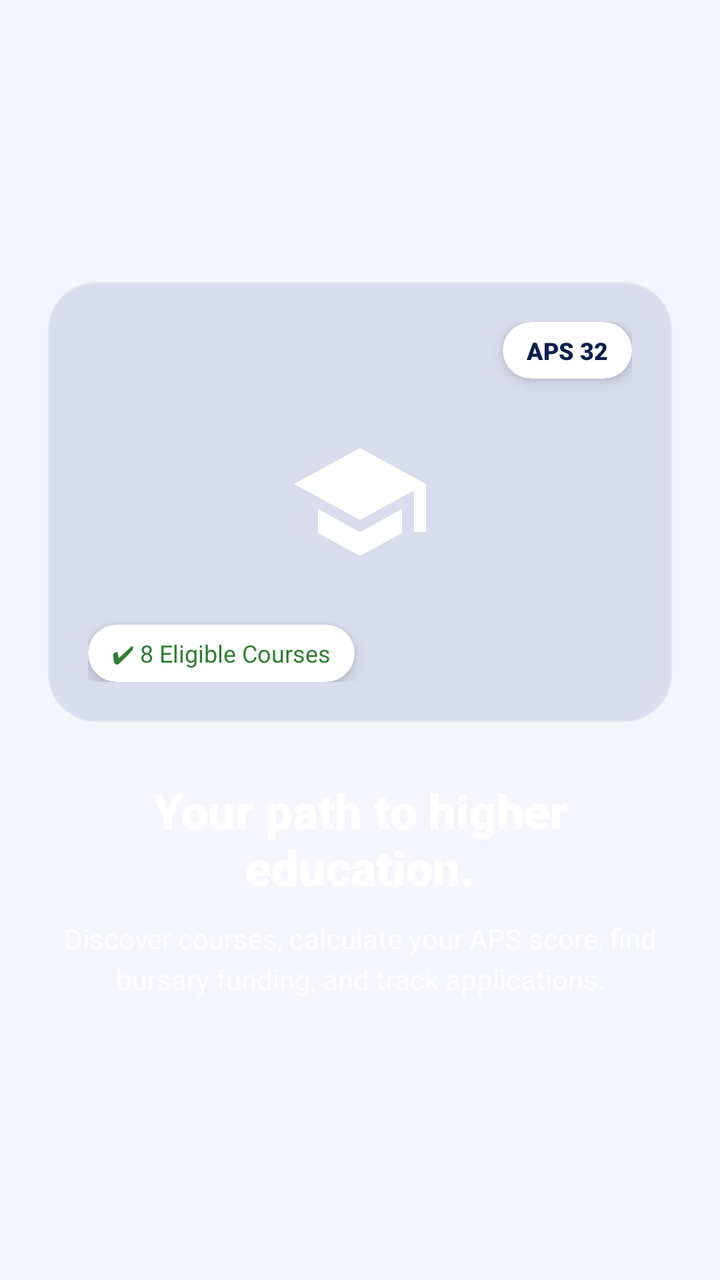
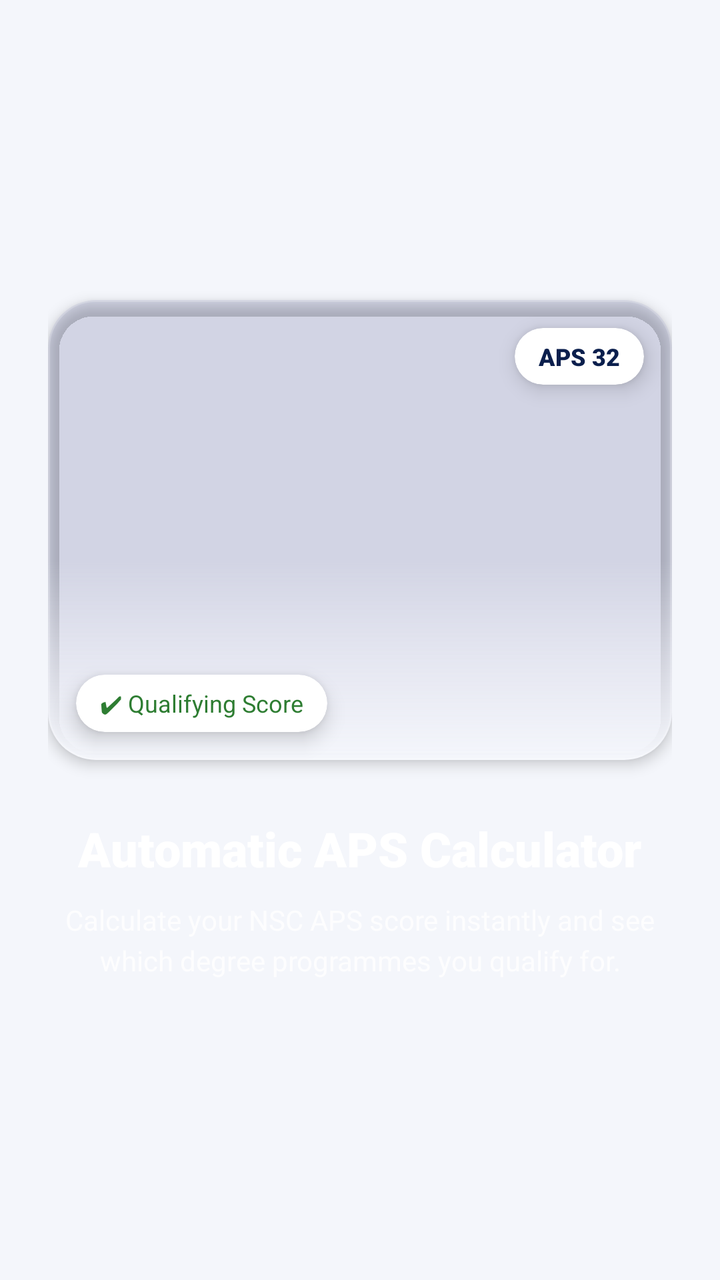

Compare the two renders of this Android layout. The source of the first and the diff that turns it into the second are given below.
<!-- AndroidManifest.xml: application theme Theme.UniPathSA -->
<!-- res/layout/item_intro_page.xml -->
<?xml version="1.0" encoding="utf-8"?>
<LinearLayout xmlns:android="http://schemas.android.com/apk/res/android"
    xmlns:app="http://schemas.android.com/apk/res-auto"
    xmlns:tools="http://schemas.android.com/tools"
    android:layout_width="match_parent"
    android:layout_height="match_parent"
    android:gravity="center"
    android:orientation="vertical"
    android:padding="24dp">

    
    <com.google.android.material.card.MaterialCardView
        android:layout_width="match_parent"
        android:layout_height="220dp"
        app:cardBackgroundColor="#1F1A237E"
        app:cardCornerRadius="24dp"
        app:cardElevation="0dp"
        app:strokeColor="#33FFFFFF"
        app:strokeWidth="1dp">

        <RelativeLayout
            android:layout_width="match_parent"
            android:layout_height="match_parent"
            android:padding="20dp">

            <ImageView
                android:id="@+id/ivIntroIllustration"
                android:layout_width="72dp"
                android:layout_height="72dp"
                android:layout_centerInParent="true"
                android:src="@drawable/app_logo"
                app:tint="@color/white"
                tools:ignore="ContentDescription" />

            
            <com.google.android.material.card.MaterialCardView
                android:id="@+id/cvIntroTopBadge"
                android:layout_width="wrap_content"
                android:layout_height="wrap_content"
                android:layout_alignParentEnd="true"
                android:layout_alignParentTop="true"
                app:cardBackgroundColor="@color/white"
                app:cardCornerRadius="16dp"
                app:cardElevation="4dp">
                <TextView
                    android:id="@+id/tvIntroTopBadgeText"
                    android:layout_width="wrap_content"
                    android:layout_height="wrap_content"
                    android:paddingHorizontal="12dp"
                    android:paddingVertical="6dp"
                    android:fontFamily="sans-serif-black"
                    android:text="APS 32"
                    android:textColor="@color/navy_dark"
                    android:textSize="12sp" />
            </com.google.android.material.card.MaterialCardView>

            
            <com.google.android.material.card.MaterialCardView
                android:id="@+id/cvIntroBottomBadge"
                android:layout_width="wrap_content"
                android:layout_height="wrap_content"
                android:layout_alignParentBottom="true"
                android:layout_alignParentStart="true"
                app:cardBackgroundColor="@color/white"
                app:cardCornerRadius="16dp"
                app:cardElevation="4dp">
                <TextView
                    android:id="@+id/tvIntroBottomBadgeText"
                    android:layout_width="wrap_content"
                    android:layout_height="wrap_content"
                    android:paddingHorizontal="12dp"
                    android:paddingVertical="6dp"
                    android:fontFamily="sans-serif-bold"
                    android:text="✔ 8 Eligible Courses"
                    android:textColor="@color/success"
                    android:textSize="12sp" />
            </com.google.android.material.card.MaterialCardView>

        </RelativeLayout>
    </com.google.android.material.card.MaterialCardView>

    
    <TextView
        android:id="@+id/tvIntroTitle"
        android:layout_width="wrap_content"
        android:layout_height="wrap_content"
        android:layout_marginTop="28dp"
        android:fontFamily="sans-serif-black"
        android:gravity="center"
        android:text="Your path to higher education."
        android:textColor="@color/white"
        android:textSize="24sp" />

    
    <TextView
        android:id="@+id/tvIntroSubtitle"
        android:layout_width="wrap_content"
        android:layout_height="wrap_content"
        android:layout_marginTop="10dp"
        android:fontFamily="sans-serif"
        android:gravity="center"
        android:lineSpacingExtra="4dp"
        android:text="Discover courses, calculate your APS score, find bursary funding, and track applications."
        android:textColor="#CCFFFFFF"
        android:textSize="14sp" />

</LinearLayout>
<!-- resources referenced by this layout -->
<resources>
  <color name="navy_dark">#0B1F4D</color>
  <color name="success">#2E7D32</color>
  <color name="white">#FFFFFFFF</color>
  <!-- drawable app_logo (drawable) -->
  <?xml version="1.0" encoding="utf-8"?>
  <vector xmlns:android="http://schemas.android.com/apk/res/android"
      android:width="48dp"
      android:height="48dp"
      android:viewportWidth="24"
      android:viewportHeight="24">
      <path
          android:fillColor="#1A237E"
          android:pathData="M12,3L1,9L12,15L21,10.09V17H23V9M5,13.18V17.18L12,21L19,17.18V13.18L12,17L5,13.18Z" />
  </vector>
  <style name="Theme.UniPathSA" parent="Theme.MaterialComponents.Light.NoActionBar">
          
          <item name="colorPrimary">@color/primary</item>
          <item name="colorPrimaryVariant">@color/navy_dark</item>
          <item name="colorOnPrimary">@color/on_primary</item>
          
          <item name="colorSecondary">@color/secondary</item>
          <item name="colorSecondaryVariant">@color/secondary_dark</item>
          <item name="colorOnSecondary">@color/on_secondary</item>
          
          <item name="android:statusBarColor">@color/navy_dark</item>
  
          
          <item name="android:windowBackground">@color/background</item>
  
          
          <item name="android:textColorPrimary">@color/text_primary</item>
          <item name="android:textColorSecondary">@color/text_secondary</item>
      </style>
  <color name="primary">#1A237E</color>
  <color name="on_primary">#FFFFFF</color>
  <color name="secondary">#3949AB</color>
  <color name="secondary_dark">#00227B</color>
  <color name="on_secondary">#FFFFFF</color>
  <color name="background">#F4F6FB</color>
  <color name="text_primary">#1C1B1F</color>
  <color name="text_secondary">#49454F</color>
</resources>

<!-- the commit's change to res/layout/item_intro_page.xml (unified diff, before → after) -->
@@ -11,26 +11,31 @@
     
     <com.google.android.material.card.MaterialCardView
         android:layout_width="match_parent"
-        android:layout_height="220dp"
+        android:layout_height="230dp"
         app:cardBackgroundColor="#1F1A237E"
         app:cardCornerRadius="24dp"
-        app:cardElevation="0dp"
+        app:cardElevation="4dp"
         app:strokeColor="#33FFFFFF"
         app:strokeWidth="1dp">
 
         <RelativeLayout
             android:layout_width="match_parent"
-            android:layout_height="match_parent"
-            android:padding="20dp">
+            android:layout_height="match_parent">
 
+            
             <ImageView
-                android:id="@+id/ivIntroIllustration"
-                android:layout_width="72dp"
-                android:layout_height="72dp"
-                android:layout_centerInParent="true"
-                android:src="@drawable/app_logo"
-                app:tint="@color/white"
+                android:id="@+id/ivIntroPhoto"
+                android:layout_width="match_parent"
+                android:layout_height="match_parent"
+                android:scaleType="centerCrop"
                 tools:ignore="ContentDescription" />
+
+            
+            <View
+                android:layout_width="match_parent"
+                android:layout_height="100dp"
+                android:layout_alignParentBottom="true"
+                android:background="@drawable/hero_bottom_gradient" />
 
             
             <com.google.android.material.card.MaterialCardView
@@ -39,9 +44,11 @@
                 android:layout_height="wrap_content"
                 android:layout_alignParentEnd="true"
                 android:layout_alignParentTop="true"
+                android:layout_margin="14dp"
                 app:cardBackgroundColor="@color/white"
                 app:cardCornerRadius="16dp"
-                app:cardElevation="4dp">
+                app:cardElevation="6dp">
+
                 <TextView
                     android:id="@+id/tvIntroTopBadgeText"
                     android:layout_width="wrap_content"
@@ -61,9 +68,11 @@
                 android:layout_height="wrap_content"
                 android:layout_alignParentBottom="true"
                 android:layout_alignParentStart="true"
+                android:layout_margin="14dp"
                 app:cardBackgroundColor="@color/white"
                 app:cardCornerRadius="16dp"
-                app:cardElevation="4dp">
+                app:cardElevation="6dp">
+
                 <TextView
                     android:id="@+id/tvIntroBottomBadgeText"
                     android:layout_width="wrap_content"
@@ -71,8 +80,8 @@
                     android:paddingHorizontal="12dp"
                     android:paddingVertical="6dp"
                     android:fontFamily="sans-serif-bold"
-                    android:text="✔ 8 Eligible Courses"
-                    android:textColor="@color/success"
+                    android:text="✔ Qualifying Score"
+                    android:textColor="@color/status_accepted_fg"
                     android:textSize="12sp" />
             </com.google.android.material.card.MaterialCardView>
 
@@ -87,7 +96,7 @@
         android:layout_marginTop="28dp"
         android:fontFamily="sans-serif-black"
         android:gravity="center"
-        android:text="Your path to higher education."
+        android:text="Automatic APS Calculator"
         android:textColor="@color/white"
         android:textSize="24sp" />
 
@@ -100,7 +109,7 @@
         android:fontFamily="sans-serif"
         android:gravity="center"
         android:lineSpacingExtra="4dp"
-        android:text="Discover courses, calculate your APS score, find bursary funding, and track applications."
+        android:text="Calculate your NSC APS score instantly and see which degree programmes you qualify for."
         android:textColor="#CCFFFFFF"
         android:textSize="14sp" />
 
<!-- resource entries referenced after the edit -->
@@ -1,19 +1,18 @@
 <!-- resources referenced by this layout -->
 <resources>
   <color name="navy_dark">#0B1F4D</color>
-  <color name="success">#2E7D32</color>
+  <color name="status_accepted_fg">#2E7D32</color>
   <color name="white">#FFFFFFFF</color>
-  <!-- drawable app_logo (drawable) -->
+  <!-- drawable hero_bottom_gradient (drawable) -->
   <?xml version="1.0" encoding="utf-8"?>
-  <vector xmlns:android="http://schemas.android.com/apk/res/android"
-      android:width="48dp"
-      android:height="48dp"
-      android:viewportWidth="24"
-      android:viewportHeight="24">
-      <path
-          android:fillColor="#1A237E"
-          android:pathData="M12,3L1,9L12,15L21,10.09V17H23V9M5,13.18V17.18L12,21L19,17.18V13.18L12,17L5,13.18Z" />
-  </vector>
+  <shape xmlns:android="http://schemas.android.com/apk/res/android"
+      android:shape="rectangle">
+      <gradient
+          android:angle="270"
+          android:startColor="#00F8F9FE"
+          android:centerColor="#80F8F9FE"
+          android:endColor="@color/background" />
+  </shape>
   <style name="Theme.UniPathSA" parent="Theme.MaterialComponents.Light.NoActionBar">
           
           <item name="colorPrimary">@color/primary</item>
